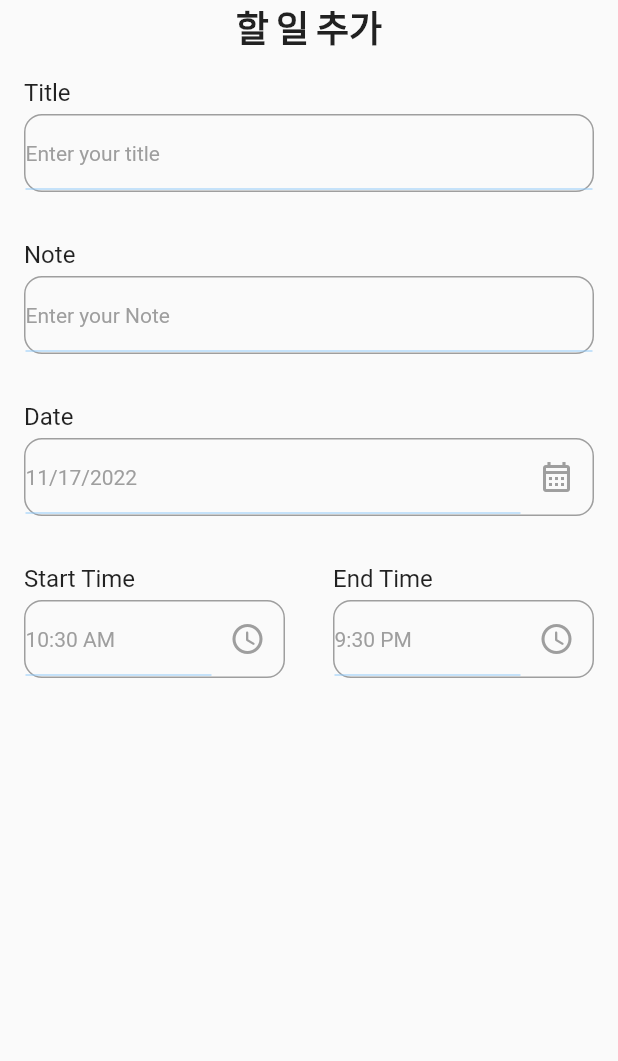
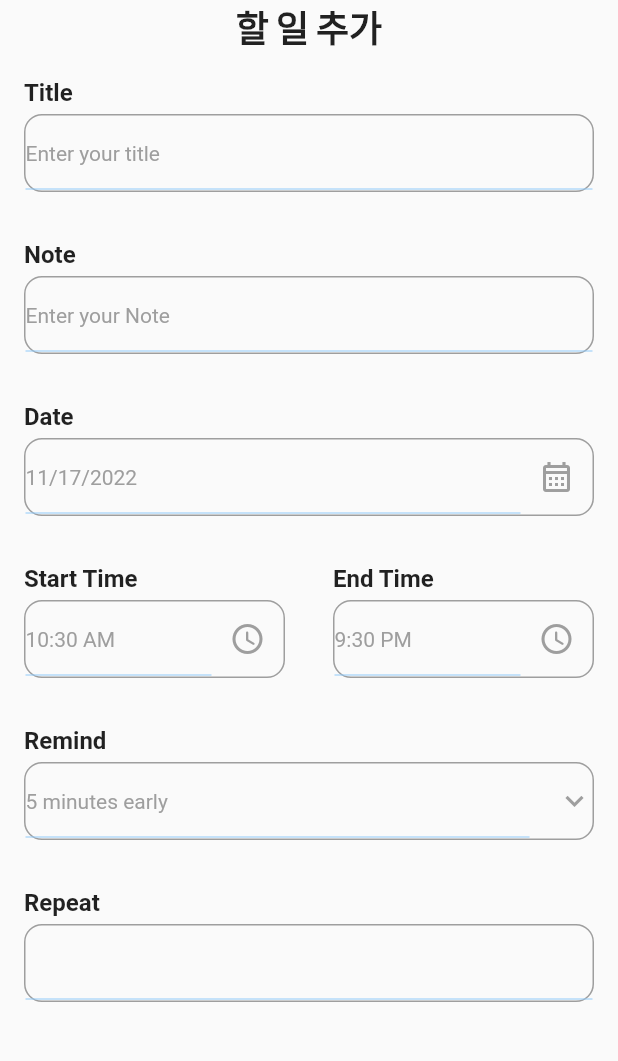
Before and after one commit to teddyjune/family_memo_app, a Flutter app: the screen it shows after launch, after a tap on "+ 할 일 추가", on a phone screen of 412 x 824 dp, the part 84-1145 px from its top. Run offline on Flutter 3.47's test engine with Material 2 defaults, Android fonts, the light colour scheme and no system bars; our stand-ins replace date_picker_timeline, get, get_storage, google_fonts; Roboto replaces fonts that are missing (Lobster-Regular).

Commit message:
feat: remind 섹션에 dropdownButton 추가

```diff
--- a/lib/components/button.dart
+++ b/lib/components/button.dart
@@ -14,7 +14,7 @@ class Button extends StatelessWidget {
       onTap: onTap,
       child: Container(
         alignment: Alignment.center,
-        width: 100,
+        width: 120,
         height: 50,
         decoration: BoxDecoration(
           borderRadius: BorderRadius.circular(20),
@@ -22,7 +22,11 @@ class Button extends StatelessWidget {
         ),
         child: Text(
           label,
-          style: const TextStyle(color: Colors.white),
+          style: const TextStyle(
+            color: Colors.white,
+            fontSize: 16,
+            fontWeight: FontWeight.bold,
+          ),
         ),
       ),
     );
--- a/lib/components/input_field.dart
+++ b/lib/components/input_field.dart
@@ -24,7 +24,7 @@ class InputField extends StatelessWidget {
         children: [
           Text(
             title,
-            style: const TextStyle(fontSize: 16),
+            style: const TextStyle(fontSize: 16, fontWeight: FontWeight.bold),
           ),
           const SizedBox(height: 5),
           Container(
--- a/lib/main.dart
+++ b/lib/main.dart
@@ -19,9 +19,6 @@ class MyApp extends StatelessWidget {
     return GetMaterialApp(
       title: 'Flutter Demo',
       debugShowCheckedModeBanner: false,
-      theme: ThemeData(
-        fontFamily: 'Lobster-Regular',
-      ),
       themeMode: ThemeService().theme,
       home: const MainScreen(),
     );
--- a/lib/presentation/add_task_screen.dart
+++ b/lib/presentation/add_task_screen.dart
@@ -15,6 +15,13 @@ class _AddTaskScreenState extends State<AddTaskScreen> {
   DateTime _selectedDate = DateTime.now();
   String endTime = "9:30 PM";
   String startTime = DateFormat("hh:mm a").format(DateTime.now()).toString();
+  int selectedRemind = 5;
+  List<int> remindList = [
+    5,
+    10,
+    15,
+    20,
+  ];
 
   @override
   Widget build(BuildContext context) {
@@ -79,6 +86,27 @@ class _AddTaskScreenState extends State<AddTaskScreen> {
                 )),
               ],
             ),
+            InputField(
+              title: "Remind",
+              hint: "$selectedRemind minutes early",
+              widget: DropdownButton(
+                icon: const Icon(
+                  Icons.keyboard_arrow_down,
+                  color: Colors.grey,
+                ),
+                underline: Container(height: 0),
+                onChanged: (String? newValue) {
+                  setState(() {
+                    selectedRemind = int.parse(newValue!);
+                  });
+                },
+                items: remindList.map<DropdownMenuItem<String>>((int value) {
+                  return DropdownMenuItem<String>(
+                      value: value.toString(), child: Text(value.toString()));
+                }).toList(),
+              ),
+            ),
+            InputField(title: "Repeat", hint: ""),
           ],
         ),
       ),
--- a/lib/presentation/main_screen.dart
+++ b/lib/presentation/main_screen.dart
@@ -33,7 +33,7 @@ class _MainScreenState extends State<MainScreen> {
   _addDateBar() {
     return DatePicker(
       DateTime.now(),
-      height: 80,
+      height: 100,
       width: 80,
       initialSelectedDate: DateTime.now(),
       selectionColor: bluish,
@@ -67,7 +67,7 @@ class _MainScreenState extends State<MainScreen> {
                 ),
                 const Text(
                   "Today",
-                  style: TextStyle(fontSize: 30, fontWeight: FontWeight.bold),
+                  style: TextStyle(fontSize: 28, fontWeight: FontWeight.bold),
                 )
               ],
             ),
@@ -88,11 +88,14 @@ class _MainScreenState extends State<MainScreen> {
 
   _appBar() {
     return AppBar(
-      elevation: 0,
       centerTitle: true,
       backgroundColor: Colors.yellow,
-      title: const Text('우리 가족 회의 앱',
-          style: TextStyle(color: bluish, fontWeight: FontWeight.bold)),
+      title: Text(
+        '우리 가족 회의 앱',
+        style: GoogleFonts.lato(
+            textStyle: const TextStyle(
+                fontSize: 24, fontWeight: FontWeight.bold, color: bluish)),
+      ),
       leading: GestureDetector(
         onTap: () {
           ThemeService().switchTheme();
--- a/pubspec.yaml
+++ b/pubspec.yaml
@@ -71,6 +71,11 @@ flutter:
   assets:
     - assets/profile.png
 
+  fonts:
+    - family: Dongle
+      fonts:
+        - asset: assets/google_fonts/Dongle_Bold.ttf
+
 
   # An image asset can refer to one or more resolution-specific "variants", see
   # https://flutter.dev/assets-and-images/#resolution-aware
```
Also changed, not shown: 1 other file.
